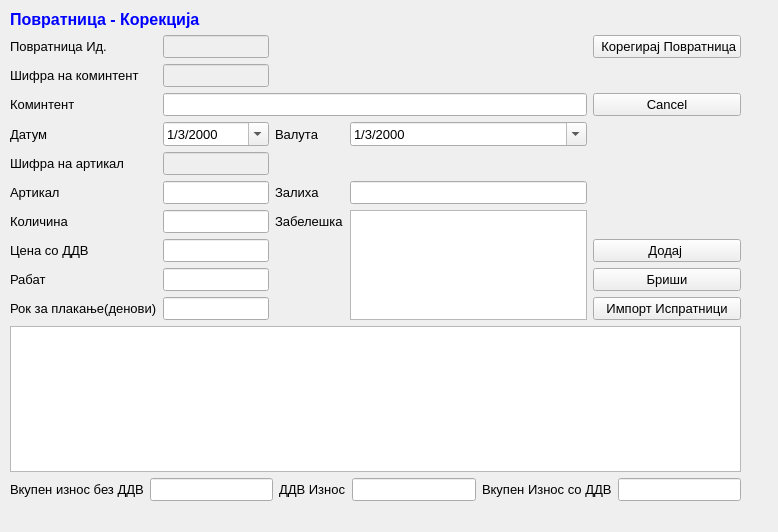
Qt form sterna/Povratnica/povratnicakorekcija.ui (srgank/sterna_x) before a commit.
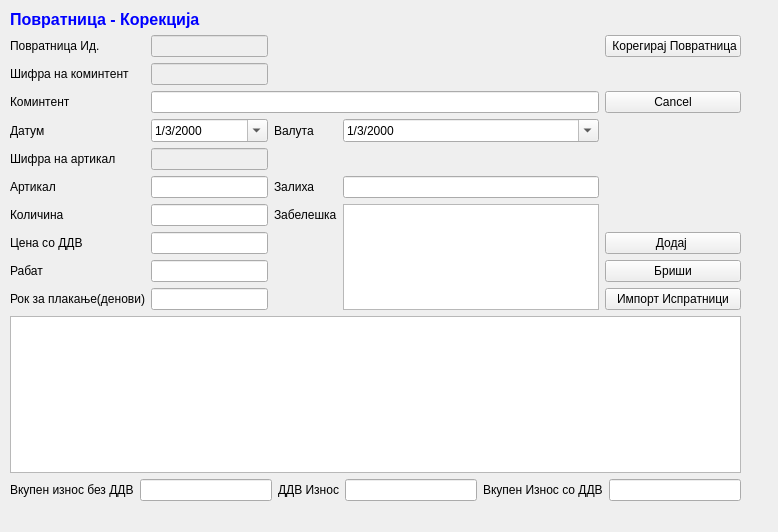
The same form after that commit. Icons and pictures are not drawn.

What changed in the file:
```diff
--- a/sterna/Povratnica/povratnicakorekcija.ui
+++ b/sterna/Povratnica/povratnicakorekcija.ui
@@ -22,22 +22,12 @@
      <height>491</height>
     </rect>
    </property>
-   <property name="font">
-    <font>
-     <pointsize>10</pointsize>
-    </font>
-   </property>
    <layout class="QGridLayout" name="gridLayout">
     <item row="1" column="1">
      <widget class="QLineEdit" name="lineEdit_5">
       <property name="enabled">
        <bool>false</bool>
       </property>
-      <property name="font">
-       <font>
-        <pointsize>10</pointsize>
-       </font>
-      </property>
      </widget>
     </item>
     <item row="6" column="1">
@@ -45,11 +35,6 @@
       <property name="enabled">
        <bool>true</bool>
       </property>
-      <property name="font">
-       <font>
-        <pointsize>10</pointsize>
-       </font>
-      </property>
       <property name="toolTip">
        <string>&lt;html&gt;&lt;head/&gt;&lt;body&gt;&lt;p&gt;Притисни ЕНТЕР за да те однесе во листата&lt;/p&gt;&lt;/body&gt;&lt;/html&gt;</string>
       </property>
@@ -60,11 +45,6 @@
     </item>
     <item row="8" column="4">
      <widget class="QPushButton" name="pushButton_3">
-      <property name="font">
-       <font>
-        <pointsize>10</pointsize>
-       </font>
-      </property>
       <property name="text">
        <string>Додај </string>
       </property>
@@ -72,11 +52,6 @@
     </item>
     <item row="0" column="0" colspan="2">
      <widget class="QLabel" name="label_4">
-      <property name="font">
-       <font>
-        <pointsize>10</pointsize>
-       </font>
-      </property>
       <property name="text">
        <string>&lt;!DOCTYPE HTML PUBLIC &quot;-//W3C//DTD HTML 4.0//EN&quot; &quot;http://www.w3.org/TR/REC-html40/strict.dtd&quot;&gt;
 &lt;html&gt;&lt;head&gt;&lt;meta name=&quot;qrichtext&quot; content=&quot;1&quot; /&gt;&lt;style type=&quot;text/css&quot;&gt;
@@ -88,11 +63,6 @@
     </item>
     <item row="1" column="0">
      <widget class="QLabel" name="label_7">
-      <property name="font">
-       <font>
-        <pointsize>10</pointsize>
-       </font>
-      </property>
       <property name="text">
        <string>Повратница Ид.</string>
       </property>
@@ -100,11 +70,6 @@
     </item>
     <item row="1" column="4">
      <widget class="QPushButton" name="pushButton_4">
-      <property name="font">
-       <font>
-        <pointsize>10</pointsize>
-       </font>
-      </property>
       <property name="text">
        <string> Корегирај Повратница</string>
       </property>
@@ -116,11 +81,6 @@
     </item>
     <item row="3" column="0">
      <widget class="QLabel" name="label">
-      <property name="font">
-       <font>
-        <pointsize>10</pointsize>
-       </font>
-      </property>
       <property name="text">
        <string>Коминтент</string>
       </property>
@@ -128,11 +88,6 @@
     </item>
     <item row="3" column="4">
      <widget class="QPushButton" name="pushButton_5">
-      <property name="font">
-       <font>
-        <pointsize>10</pointsize>
-       </font>
-      </property>
       <property name="text">
        <string>Cancel</string>
       </property>
@@ -140,11 +95,6 @@
     </item>
     <item row="4" column="0">
      <widget class="QLabel" name="label_2">
-      <property name="font">
-       <font>
-        <pointsize>10</pointsize>
-       </font>
-      </property>
       <property name="text">
        <string>Датум</string>
       </property>
@@ -152,11 +102,6 @@
     </item>
     <item row="6" column="0">
      <widget class="QLabel" name="label_3">
-      <property name="font">
-       <font>
-        <pointsize>10</pointsize>
-       </font>
-      </property>
       <property name="text">
        <string>Артикал</string>
       </property>
@@ -164,53 +109,26 @@
     </item>
     <item row="9" column="0">
      <widget class="QLabel" name="label_9">
-      <property name="font">
-       <font>
-        <pointsize>10</pointsize>
-       </font>
-      </property>
       <property name="text">
        <string>Рабат</string>
       </property>
      </widget>
     </item>
     <item row="9" column="1">
-     <widget class="QLineEdit" name="lineEdit_7">
-      <property name="font">
-       <font>
-        <pointsize>10</pointsize>
-       </font>
-      </property>
-     </widget>
+     <widget class="QLineEdit" name="lineEdit_7"/>
     </item>
     <item row="9" column="4">
      <widget class="QPushButton" name="pushButton_6">
-      <property name="font">
-       <font>
-        <pointsize>10</pointsize>
-       </font>
-      </property>
       <property name="text">
        <string>Бриши</string>
       </property>
      </widget>
     </item>
     <item row="11" column="0" colspan="5">
-     <widget class="QTableView" name="tableView">
-      <property name="font">
-       <font>
-        <pointsize>10</pointsize>
-       </font>
-      </property>
-     </widget>
+     <widget class="QTableView" name="tableView"/>
     </item>
     <item row="4" column="1">
      <widget class="QDateTimeEdit" name="dateTimeEdit">
-      <property name="font">
-       <font>
-        <pointsize>10</pointsize>
-       </font>
-      </property>
       <property name="date">
        <date>
         <year>2000</year>
@@ -248,11 +166,6 @@
       <property name="enabled">
        <bool>true</bool>
       </property>
-      <property name="font">
-       <font>
-        <pointsize>10</pointsize>
-       </font>
-      </property>
       <property name="toolTip">
        <string>&lt;html&gt;&lt;head/&gt;&lt;body&gt;&lt;p&gt;Притисни ЕНТЕР за да те однесе во листата&lt;/p&gt;&lt;/body&gt;&lt;/html&gt;</string>
       </property>
@@ -263,11 +176,6 @@
     </item>
     <item row="4" column="3">
      <widget class="QDateTimeEdit" name="dateTimeEdit_2">
-      <property name="font">
-       <font>
-        <pointsize>10</pointsize>
-       </font>
-      </property>
       <property name="date">
        <date>
         <year>2000</year>
@@ -285,11 +193,6 @@
     </item>
     <item row="4" column="2">
      <widget class="QLabel" name="label_12">
-      <property name="font">
-       <font>
-        <pointsize>10</pointsize>
-       </font>
-      </property>
       <property name="text">
        <string>Валута</string>
       </property>
@@ -297,11 +200,6 @@
     </item>
     <item row="7" column="2">
      <widget class="QLabel" name="label_11">
-      <property name="font">
-       <font>
-        <pointsize>10</pointsize>
-       </font>
-      </property>
       <property name="text">
        <string>Забелешка</string>
       </property>
@@ -309,53 +207,25 @@
     </item>
     <item row="6" column="2">
      <widget class="QLabel" name="label_8">
-      <property name="font">
-       <font>
-        <pointsize>10</pointsize>
-       </font>
-      </property>
       <property name="text">
        <string>Залиха</string>
       </property>
      </widget>
     </item>
     <item row="6" column="3">
-     <widget class="QLineEdit" name="lineEdit_6">
-      <property name="font">
-       <font>
-        <pointsize>10</pointsize>
-       </font>
-      </property>
-     </widget>
+     <widget class="QLineEdit" name="lineEdit_6"/>
     </item>
     <item row="7" column="3" rowspan="4">
      <widget class="QTextEdit" name="textEdit"/>
     </item>
     <item row="8" column="1">
-     <widget class="QLineEdit" name="lineEdit_3">
-      <property name="font">
-       <font>
-        <pointsize>10</pointsize>
-       </font>
-      </property>
-     </widget>
+     <widget class="QLineEdit" name="lineEdit_3"/>
     </item>
     <item row="7" column="1">
-     <widget class="QLineEdit" name="lineEdit_4">
-      <property name="font">
-       <font>
-        <pointsize>10</pointsize>
-       </font>
-      </property>
-     </widget>
+     <widget class="QLineEdit" name="lineEdit_4"/>
     </item>
     <item row="8" column="0">
      <widget class="QLabel" name="label_5">
-      <property name="font">
-       <font>
-        <pointsize>10</pointsize>
-       </font>
-      </property>
       <property name="text">
        <string>Цена со ДДВ</string>
       </property>
@@ -363,11 +233,6 @@
     </item>
     <item row="7" column="0">
      <widget class="QLabel" name="label_6">
-      <property name="font">
-       <font>
-        <pointsize>10</pointsize>
-       </font>
-      </property>
       <property name="text">
        <string>Количина</string>
       </property>
```
